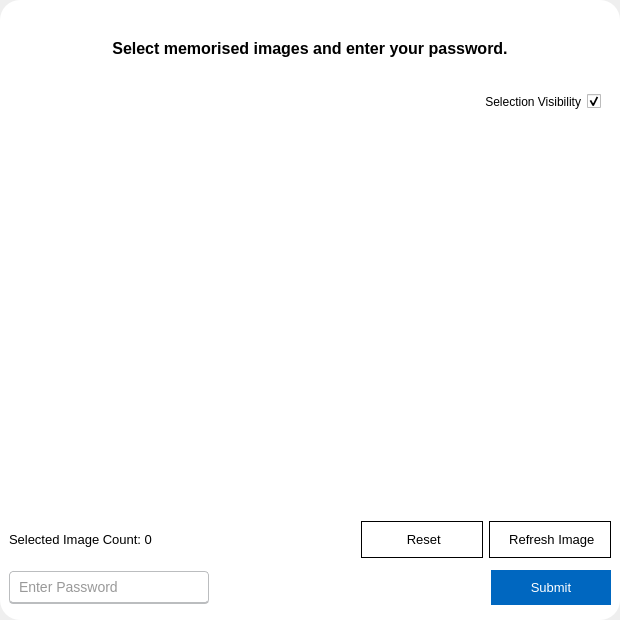
This is src/views/authenticate_views/picture_password_view.ui in devforgely/MFA-Simulator as Qt 5 draws it before an edit. The edited form follows.
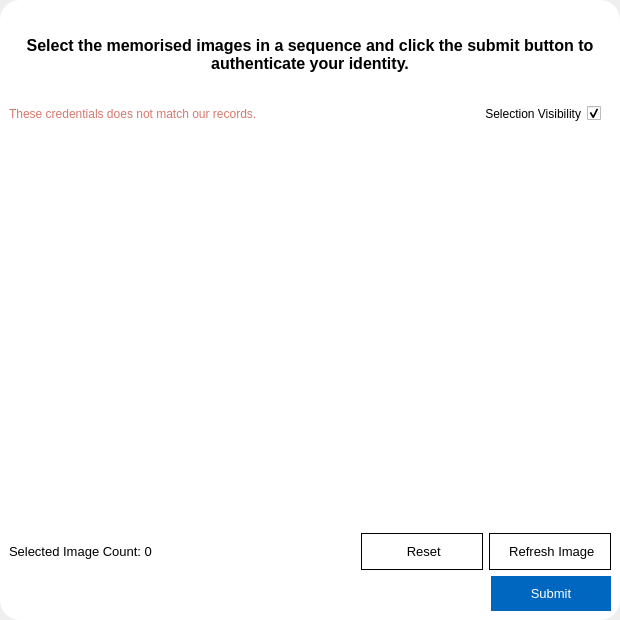
This is the edited form. Icons and pictures are not drawn. Custom widgets are drawn as their Qt base class.

Commit message: update picture password and fingerprint method

Patch:
```diff
--- a/src/views/authenticate_views/picture_password_view.ui
+++ b/src/views/authenticate_views/picture_password_view.ui
@@ -10,11 +10,11 @@
     <height>620</height>
    </rect>
   </property>
-  <property name="maximumSize">
-   <size>
-    <width>620</width>
-    <height>620</height>
-   </size>
+  <property name="sizePolicy">
+   <sizepolicy hsizetype="Expanding" vsizetype="Expanding">
+    <horstretch>0</horstretch>
+    <verstretch>0</verstretch>
+   </sizepolicy>
   </property>
   <property name="windowTitle">
    <string>Form</string>
@@ -39,23 +39,6 @@
 	font-weight: 400;
 }
 
-QLineEdit {
-	height: 30px;
-	width: 200px;
-  	margin: 7px 0;
-	padding: 0 7px;
-	border: 1.2px solid #bbbdbf;
- 	border-bottom-width: 2px;
- 	border-radius: 4px;
-	font-size: 14px;
-	font-weight: 400;
-	color: #333;
-}
-
-QLineEdit:focus {
-	border-color: #4070f4;
-}
-
 QPushButton {
 	font-size: 10pt;
 	font-weight: 400;
@@ -74,6 +57,10 @@
 	color: white;
 	border: none;
 	background-color: #0067c0;
+}
+
+#warning_label {
+	color: #d5786c;
 }</string>
   </property>
   <layout class="QVBoxLayout" name="verticalLayout">
@@ -93,7 +80,13 @@
     <number>0</number>
    </property>
    <item>
-    <widget class="QFrame" name="frame">
+    <widget class="ShadowFrame" name="frame">
+     <property name="maximumSize">
+      <size>
+       <width>620</width>
+       <height>620</height>
+      </size>
+     </property>
      <property name="frameShape">
       <enum>QFrame::StyledPanel</enum>
      </property>
@@ -104,7 +97,7 @@
       <item>
        <widget class="QLabel" name="form_title">
         <property name="text">
-         <string>Select memorised images and enter your password.</string>
+         <string>Select the memorised images in a sequence and click the submit button to authenticate your identity.</string>
         </property>
         <property name="alignment">
          <set>Qt::AlignCenter</set>
@@ -115,6 +108,15 @@
        </widget>
       </item>
       <item>
+       <layout class="QHBoxLayout" name="horizontalLayout_3">
+        <item>
+         <widget class="QLabel" name="warning_label">
+          <property name="text">
+           <string>These credentials does not match our records.</string>
+          </property>
+         </widget>
+        </item>
+        <item>
        <widget class="QCheckBox" name="visible_check">
         <property name="cursor">
          <cursorShape>PointingHandCursor</cursorShape>
@@ -130,6 +132,8 @@
         </property>
        </widget>
       </item>
+       </layout>
+      </item>
       <item>
        <widget class="QFrame" name="image_view">
         <property name="minimumSize">
@@ -337,51 +341,7 @@
         <property name="spacing">
          <number>5</number>
         </property>
-        <item>
-         <widget class="QLineEdit" name="password_field">
-          <property name="sizePolicy">
-           <sizepolicy hsizetype="Minimum" vsizetype="Fixed">
-            <horstretch>0</horstretch>
-            <verstretch>0</verstretch>
-           </sizepolicy>
-          </property>
-          <property name="minimumSize">
-           <size>
-            <width>120</width>
-            <height>0</height>
-           </size>
-          </property>
-          <property name="maximumSize">
-           <size>
-            <width>200</width>
-            <height>16777215</height>
-           </size>
-          </property>
-          <property name="maxLength">
-           <number>127</number>
-          </property>
-          <property name="frame">
-           <bool>false</bool>
-          </property>
-          <property name="placeholderText">
-           <string>Enter Password</string>
-          </property>
-         </widget>
-        </item>
-        <item>
-         <spacer name="horizontalSpacer">
-          <property name="orientation">
-           <enum>Qt::Horizontal</enum>
-          </property>
-          <property name="sizeHint" stdset="0">
-           <size>
-            <width>40</width>
-            <height>20</height>
-           </size>
-          </property>
-         </spacer>
-        </item>
-        <item>
+        <item alignment="Qt::AlignRight">
          <widget class="QPushButton" name="submit_btn">
           <property name="cursor">
            <cursorShape>PointingHandCursor</cursorShape>
@@ -404,6 +364,12 @@
    <extends>QLabel</extends>
    <header>widgets/clickables.h</header>
   </customwidget>
+  <customwidget>
+   <class>ShadowFrame</class>
+   <extends>QFrame</extends>
+   <header location="global">widgets/shadow.h</header>
+   <container>1</container>
+  </customwidget>
  </customwidgets>
  <resources/>
  <connections/>
```
Lines whose indentation alone changed are shown as unchanged. The commit also changes 20 other files.
